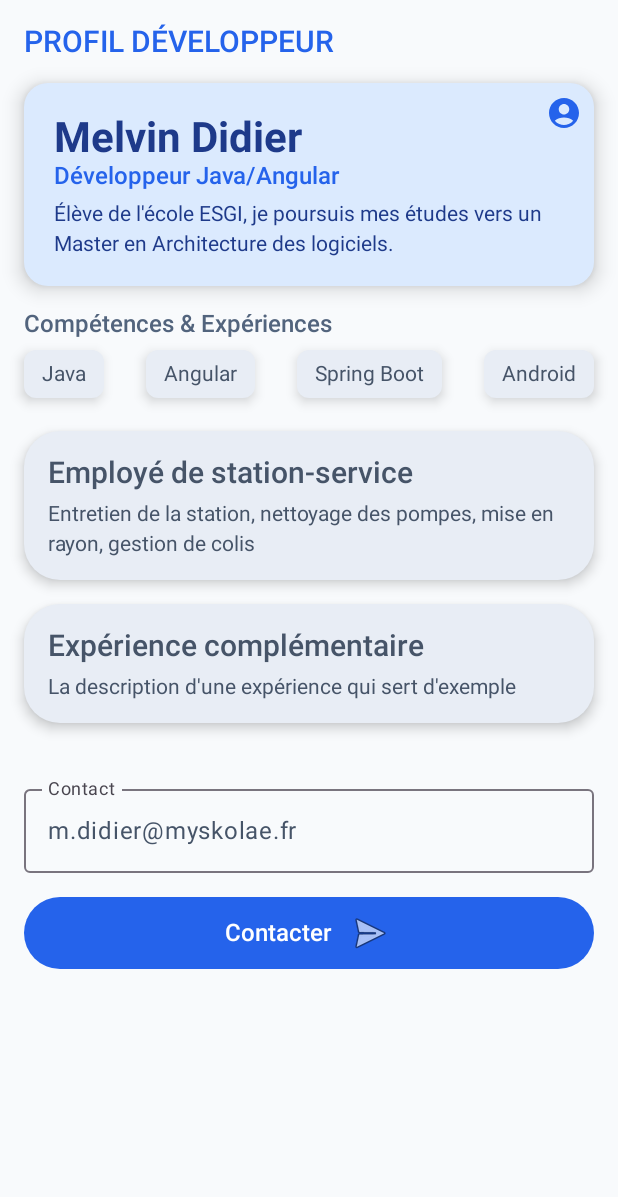
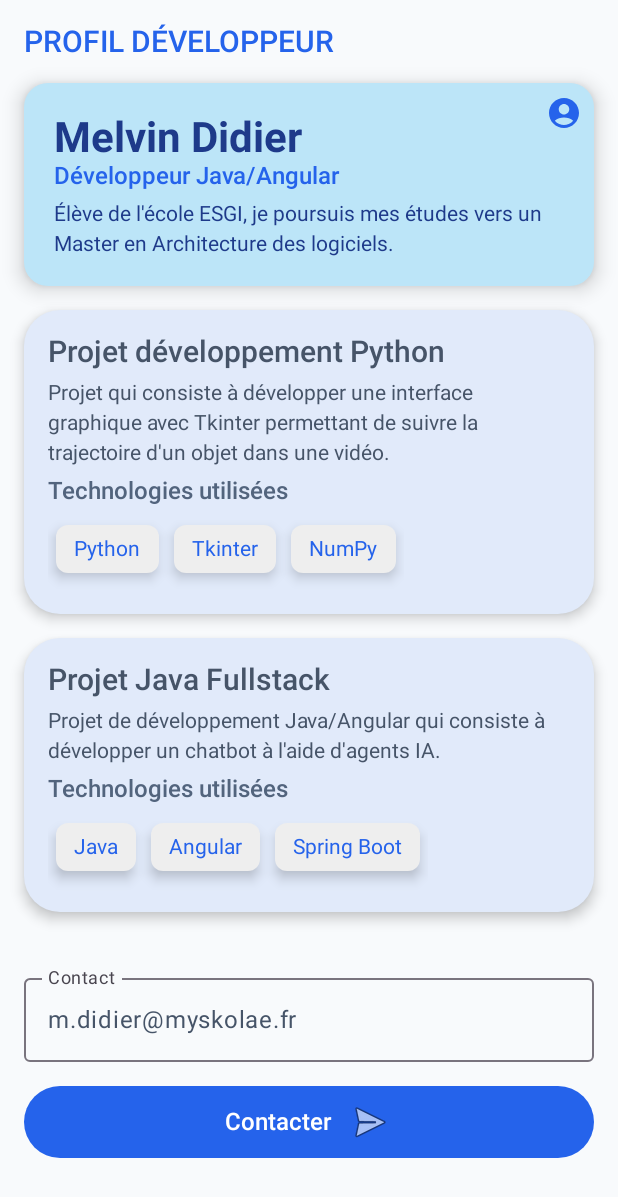
Before and after one commit to mlvn97/profil-android-compose, an Android app built with Jetpack Compose: the @Preview function DeveloperProfilePreview, on a phone screen of 412 x 824 dp. Shown: the top 1197 px of the screen. Run offline under Robolectric (Android 15) with nearby library versions, the phone set to English and light mode, and no system bars.

Commit message:
Mise en place d'un container d'un view model

```diff
--- a/app/build.gradle.kts
+++ b/app/build.gradle.kts
@@ -53,4 +53,5 @@ dependencies {
     androidTestImplementation(libs.androidx.junit)
     debugImplementation(libs.androidx.compose.ui.test.manifest)
     debugImplementation(libs.androidx.compose.ui.tooling)
+    implementation(libs.androidx.lifecycle.viewmodel.compose)
 }
--- a/app/src/main/java/com/example/profilcompose/MainActivity.kt
+++ b/app/src/main/java/com/example/profilcompose/MainActivity.kt
@@ -18,8 +18,8 @@ import androidx.compose.foundation.layout.height
 import androidx.compose.foundation.layout.padding
 import androidx.compose.foundation.layout.width
 import androidx.compose.foundation.lazy.LazyColumn
+import androidx.compose.foundation.lazy.LazyRow
 import androidx.compose.foundation.lazy.items
-import androidx.compose.foundation.shape.RoundedCornerShape
 import androidx.compose.material3.Button
 import androidx.compose.material3.Card
 import androidx.compose.material3.CardDefaults
@@ -36,8 +36,13 @@ import com.example.profilcompose.ui.theme.ProfilComposeTheme
 import androidx.compose.material.icons.Icons
 import androidx.compose.material.icons.rounded.AccountCircle
 import androidx.compose.material3.Icon
+import androidx.compose.runtime.getValue
+import androidx.compose.runtime.mutableStateOf
+import androidx.compose.runtime.setValue
 import androidx.compose.ui.Alignment
 import androidx.compose.ui.res.painterResource
+import androidx.lifecycle.ViewModel
+import androidx.lifecycle.viewmodel.compose.viewModel
 
 class MainActivity : ComponentActivity() {
     override fun onCreate(savedInstanceState: Bundle?) {
@@ -47,7 +52,7 @@ class MainActivity : ComponentActivity() {
             ProfilComposeTheme {
                 Scaffold(modifier = Modifier.fillMaxSize()) { innerPadding ->
                     DeveloperScreen(
-                        experiences = professionalExperiences(),
+                        projects = getProjects(),
                         modifier = Modifier.padding(innerPadding)
                     )
                 }
@@ -57,10 +62,16 @@ class MainActivity : ComponentActivity() {
 }
 
 // DATA CLASS
-data class Experience (
+data class Project (
     val id: Int,
     val title: String,
-    val description: String
+    val description: String,
+    val technologies: List<Technology>
+)
+
+data class Technology (
+    val id: Int,
+    val name: String
 )
 
 // PROFILE
@@ -114,63 +125,81 @@ fun ProfileBox(name: String, role: String, description: String, modifier: Modifi
     }
 }
 
-// SKILLS
+// TECHNOLOGIES
 @Composable
-fun Skill(skill: String, modifier: Modifier = Modifier) {
+fun TechnologyChip(tech: Technology, modifier: Modifier = Modifier) {
     Surface(
         modifier = modifier.padding(bottom = 6.dp),
         shape = MaterialTheme.shapes.small,
-        color = MaterialTheme.colorScheme.surface,
+        color = MaterialTheme.colorScheme.onSecondary,
         shadowElevation = 5.dp
     ) {
         Text(
-            text = skill,
+            text = tech.name,
             style = MaterialTheme.typography.bodyMedium,
+            color = MaterialTheme.colorScheme.primary,
             modifier = Modifier.padding(horizontal = 12.dp, vertical = 8.dp)
         )
     }
 }
 
 @Composable
-fun SkillsSection(modifier: Modifier = Modifier) {
+fun TechnologiesSection(technologies: List<Technology>, modifier: Modifier = Modifier) {
     Column(modifier = modifier) {
         Text(
-            text = "Compétences & Expériences",
+            text = "Technologies utilisées",
             style = MaterialTheme.typography.titleMedium,
             color = MaterialTheme.colorScheme.secondary
         )
         Spacer(modifier = Modifier.height(8.dp))
-        Row {
-            Skill(skill = "Java")
-            Spacer(modifier = Modifier.weight(1f))
-            Skill(skill = "Angular")
-            Spacer(modifier = Modifier.weight(1f))
-            Skill(skill = "Spring Boot")
-            Spacer(modifier = Modifier.weight(1f))
-            Skill(skill = "Android")
+        LazyRow(
+            horizontalArrangement = Arrangement.spacedBy(10.dp),
+            contentPadding = PaddingValues(5.dp)) {
+            items(items = technologies, key = {t -> t.id}) { t ->
+                TechnologyChip(tech = t)
+            }
         }
     }
 }
 
-// PROFESSIONAL EXPERIENCES
-fun professionalExperiences(): List<Experience> {
+fun techFirstProject(): List<Technology> {
     return listOf(
-        Experience(
+        Technology(id = 1, name = "Python"),
+        Technology(id = 2, name = "Tkinter"),
+        Technology(id = 3, name = "NumPy")
+    )
+}
+
+fun techSecondProject(): List<Technology> {
+    return listOf(
+        Technology(id = 1, name = "Java"),
+        Technology(id = 2, name = "Angular"),
+        Technology(id = 3, name = "Spring Boot")
+    )
+}
+
+// PROJECTS
+fun getProjects(): List<Project> {
+    return listOf(
+        Project(
             id = 1,
-            title = "Employé de station-service",
-            description = "Entretien de la station, nettoyage des pompes, mise en rayon," +
-                            " gestion de colis"
+            title = "Projet développement Python",
+            description = "Projet qui consiste à développer une interface graphique avec Tkinter" +
+                            " permettant de suivre la trajectoire d'un objet dans une vidéo.",
+            technologies = techFirstProject()
         ),
-        Experience(
+        Project(
             id = 2,
-            title = "Expérience complémentaire",
-            description = "La description d'une expérience qui sert d'exemple"
+            title = "Projet Java Fullstack",
+            description = "Projet de développement Java/Angular qui consiste à développer un" +
+                            " chatbot à l'aide d'agents IA.",
+            technologies = techSecondProject()
         )
     )
 }
 
 @Composable
-fun ExperienceCard(experience: Experience, modifier: Modifier = Modifier) {
+fun ProjectCard(project: Project, technologies: List<Technology>, modifier: Modifier = Modifier) {
     Card(
         modifier = modifier.fillMaxWidth(),
         shape = MaterialTheme.shapes.large,
@@ -182,13 +211,14 @@ fun ExperienceCard(experience: Experience, modifier: Modifier = Modifier) {
             verticalArrangement = Arrangement.spacedBy(8.dp)
         ) {
             Text(
-                text = experience.title,
+                text = project.title,
                 style = MaterialTheme.typography.titleLarge
             )
             Text(
-                text = experience.description,
+                text = project.description,
                 style = MaterialTheme.typography.bodyMedium
             )
+            TechnologiesSection(technologies)
         }
     }
 }
@@ -212,14 +242,14 @@ fun ContactButton(modifier: Modifier = Modifier) {
         Row(verticalAlignment = Alignment.CenterVertically) {
             Text(text = "Contacter", style = MaterialTheme.typography.titleMedium)
             Spacer(Modifier.width(10.dp))
-            ProfileImage()
+            SendImage()
         }
     }
 }
 
 // IMAGE
 @Composable
-fun ProfileImage(modifier: Modifier = Modifier) {
+fun SendImage(modifier: Modifier = Modifier) {
     Image(
         painter = painterResource(id = android.R.drawable.ic_menu_send),
         contentDescription = "Envoyer",
@@ -229,7 +259,7 @@ fun ProfileImage(modifier: Modifier = Modifier) {
 
 // SCREENS
 @Composable
-fun DeveloperScreen(experiences: List<Experience>, modifier: Modifier = Modifier) {
+fun DeveloperScreen(projects: List<Project>, modifier: Modifier = Modifier) {
     LazyColumn(
         modifier = modifier.fillMaxSize().background(MaterialTheme.colorScheme.background),
         contentPadding = PaddingValues(16.dp),
@@ -252,12 +282,8 @@ fun DeveloperScreen(experiences: List<Experience>, modifier: Modifier = Modifier
             )
         }
 
-        item {
-            SkillsSection()
-        }
-
-        items(items = experiences, key = {exp -> exp.id}) { experience ->
-            ExperienceCard(experience = experience)
+        items(items = projects, key = { p -> p.id}) { p ->
+            ProjectCard(project = p, technologies = p.technologies)
         }
 
         item {
@@ -272,13 +298,51 @@ fun DeveloperScreen(experiences: List<Experience>, modifier: Modifier = Modifier
     }
 }
 
+// View Model
+class ProfileViewModel(): ViewModel() {
+    private val allProjects: List<Project> = getProjects()
+    var searchQuery by mutableStateOf("")
+        private set
+
+    var favProjectsIds by mutableStateOf(listOf<Int>())
+        private set
+
+    val filteredProjects: List<Project>
+        get() = allProjects.filter { project ->
+            val matches = project.title.contains(searchQuery, ignoreCase = true) ||
+                    project.technologies.any { it.name.contains(searchQuery, ignoreCase = true) }
+            matches
+        }
+
+    fun onSearchQueryChange(newValue: String) {
+        searchQuery = newValue
+    }
+
+    fun onFavoriteClick(projectId: Int) {
+        favProjectsIds = if (favProjectsIds.contains(projectId)) favProjectsIds - projectId
+                         else favProjectsIds + projectId
+    }
+}
+
+// STATES
+@Composable
+fun ProfileContainer(
+    modifier: Modifier = Modifier,
+    viewModel: ProfileViewModel = viewModel()
+) {
+    DeveloperScreen(
+        projects = viewModel.filteredProjects,
+        modifier = modifier
+    )
+}
+
+// PREVIEWS
+
 @Preview(showBackground = true)
 @Composable
 fun DeveloperProfilePreview() {
     ProfilComposeTheme {
-        DeveloperScreen(
-            experiences = professionalExperiences()
-        )
+        ProfileContainer()
     }
 }
 
@@ -286,8 +350,6 @@ fun DeveloperProfilePreview() {
 @Composable
 fun DarkDeveloperProfilePreview() {
     ProfilComposeTheme(darkTheme = true) {
-        DeveloperScreen(
-            experiences = professionalExperiences()
-        )
+        ProfileContainer()
     }
 }
--- a/app/src/main/java/com/example/profilcompose/ui/theme/Theme.kt
+++ b/app/src/main/java/com/example/profilcompose/ui/theme/Theme.kt
@@ -21,15 +21,15 @@ private val LightColorScheme = lightColorScheme(
     tertiary = Color(0xFF008B9A),
 
     background = Color(0xFFF8FAFC),
-    surface = Color(0xFFE8EDF5),
+    surface = Color(0xFFE1EAFA),
     onSurface = Color(0xFF465468),
 
     onPrimary = Color.White,
-    onSecondary = Color.White,
+    onSecondary = Color(0xFFEEEEEE),
     onTertiary = Color.White,
     onBackground = Color(0xFF172033),
 
-    primaryContainer = Color(0xFFDBEAFE),
+    primaryContainer = Color(0xFFBCE5F8),
     onPrimaryContainer = Color(0xFF1E3A8A),
 )
 
--- a/gradle/libs.versions.toml
+++ b/gradle/libs.versions.toml
@@ -25,6 +25,7 @@ androidx-compose-ui-test-manifest = { group = "androidx.compose.ui", name = "ui-
 androidx-compose-ui-test-junit4 = { group = "androidx.compose.ui", name = "ui-test-junit4" }
 androidx-compose-material3 = { group = "androidx.compose.material3", name = "material3" }
 androidx-compose-material-icons-extended = { module = "androidx.compose.material:material-icons-extended" }
+androidx-lifecycle-viewmodel-compose = { module = "androidx.lifecycle:lifecycle-viewmodel-compose", version.ref  = "lifecycleRuntimeKtx" }
 
 [plugins]
 android-application = { id = "com.android.application", version.ref = "agp" }
```
